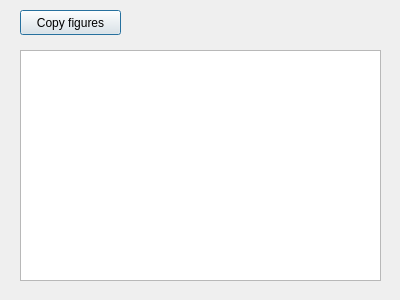
This is Forms/mydialog.ui in JohnSell620/NumInt as Qt 5 draws it before an edit. The edited form follows.
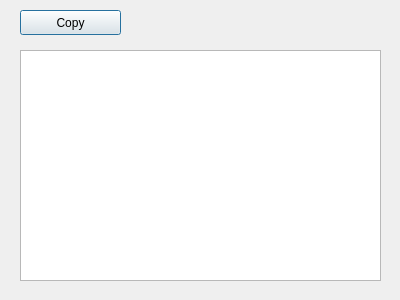
This is the edited form.

Commit message: Added functionality to copy command history to clipboard

Patch:
```diff
--- a/Forms/mydialog.ui
+++ b/Forms/mydialog.ui
@@ -33,7 +33,7 @@
     </rect>
    </property>
    <property name="text">
-    <string>Copy figures</string>
+    <string>Copy</string>
    </property>
   </widget>
  </widget>
```
Left out of the diff: 2 changed lines with no effect on the pictures. The commit also changes 5 other files.
